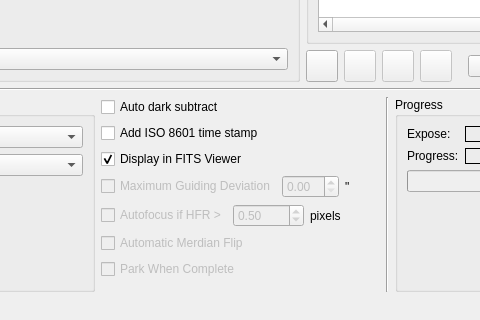
Qt form kstars/ekos/capture.ui (KDE/kstars) before a commit; both pictures show x 101 to 581 and y 200 to 520 of the 843 by 520 pixel window.
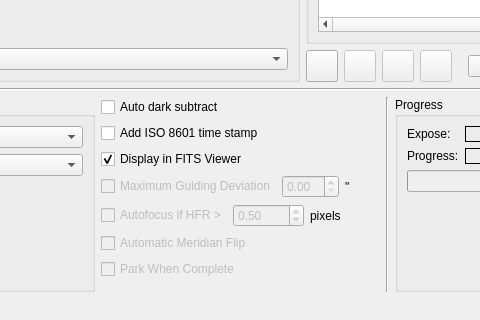
The same form after that commit. Custom widgets are drawn as their Qt base class.

The edit to the form file:
```diff
--- a/kstars/ekos/capture.ui
+++ b/kstars/ekos/capture.ui
@@ -874,7 +874,7 @@
           <bool>false</bool>
          </property>
          <property name="text">
-          <string>Automatic Merdian Flip</string>
+          <string>Automatic Meridian Flip</string>
          </property>
         </widget>
        </item>
```
